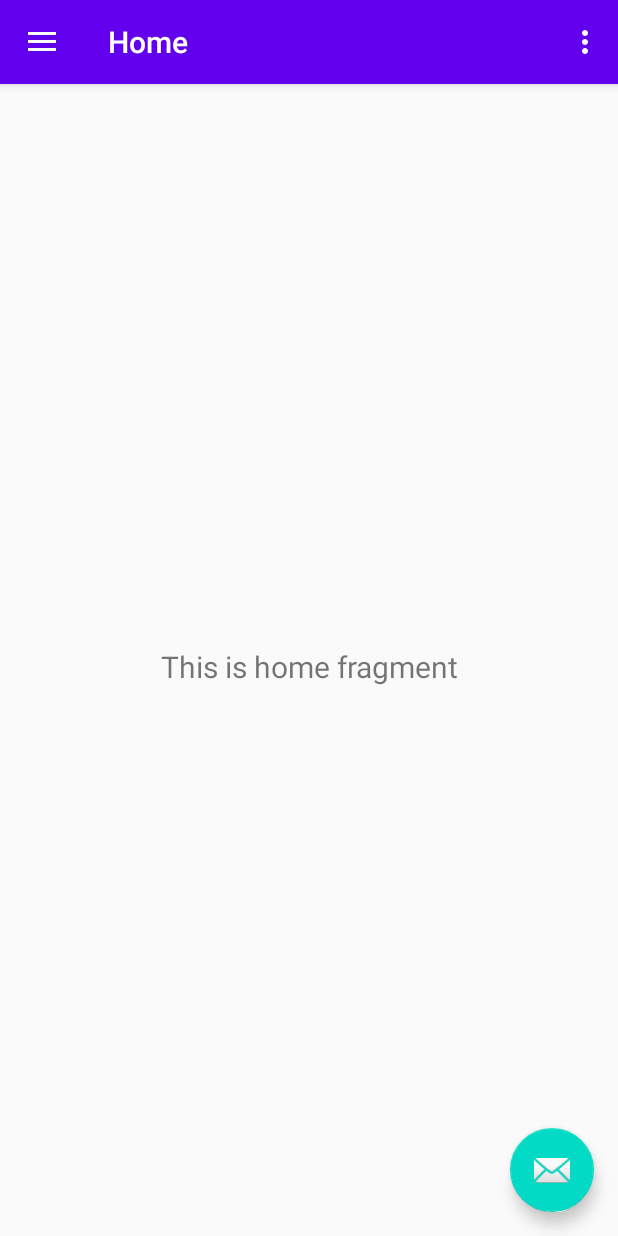
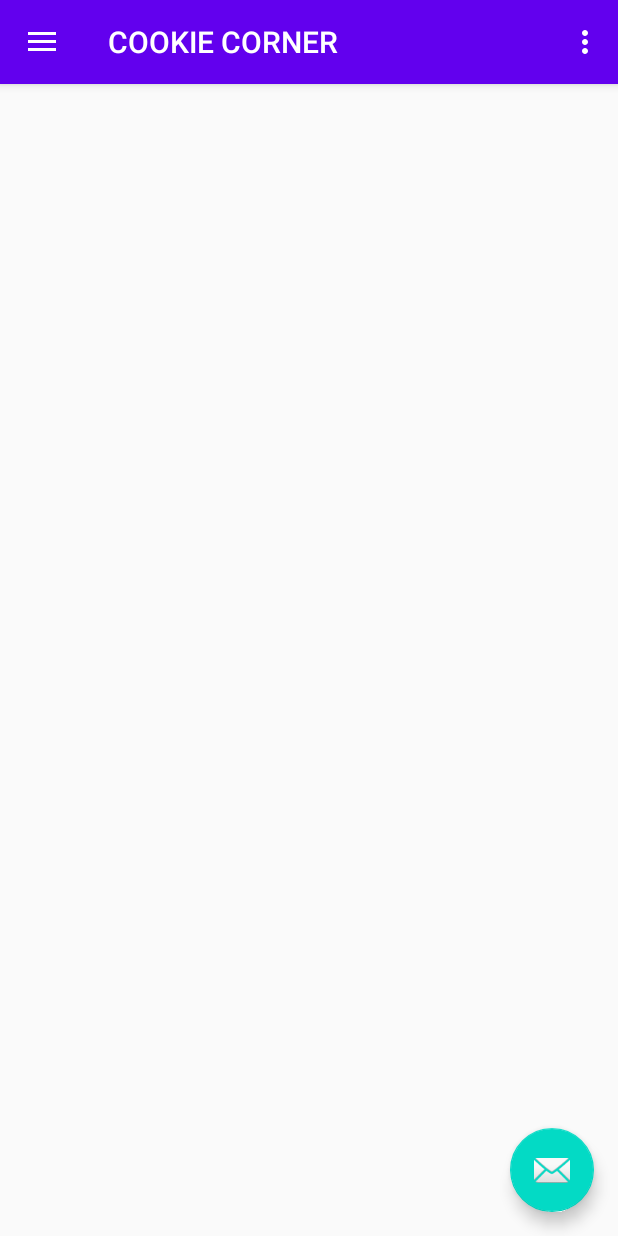
Before and after one commit to farzana-moury/CookieCorner, an Android app: the screen it shows after launch (MainActivity), on a phone screen of 412 x 824 dp. Run offline under Robolectric (Android 15) with nearby library versions, the light colour scheme and no system bars; our stand-ins replace navigation-ui.

Commit message:
#1 Create Main Menu   * deleted default drawer fragments and replaced with home_fragment   * externalized strings for all drawer items and fragment labels

```diff
--- /dev/null
+++ b/app/src/main/java/com/example/cookiecorner/HomeFragment.java
@@ -0,0 +1,64 @@
+package com.example.cookiecorner;
+
+import android.os.Bundle;
+
+import androidx.fragment.app.Fragment;
+
+import android.view.LayoutInflater;
+import android.view.View;
+import android.view.ViewGroup;
+
+/**
+ * A simple {@link Fragment} subclass.
+ * Use the {@link HomeFragment#newInstance} factory method to
+ * create an instance of this fragment.
+ */
+public class HomeFragment extends Fragment {
+
+    // TODO: Rename parameter arguments, choose names that match
+    // the fragment initialization parameters, e.g. ARG_ITEM_NUMBER
+    private static final String ARG_PARAM1 = "param1";
+    private static final String ARG_PARAM2 = "param2";
+
+    // TODO: Rename and change types of parameters
+    private String mParam1;
+    private String mParam2;
+
+    public HomeFragment() {
+        // Required empty public constructor
+    }
+
+    /**
+     * Use this factory method to create a new instance of
+     * this fragment using the provided parameters.
+     *
+     * @param param1 Parameter 1.
+     * @param param2 Parameter 2.
+     * @return A new instance of fragment HomeFragment.
+     */
+    // TODO: Rename and change types and number of parameters
+    public static HomeFragment newInstance(String param1, String param2) {
+        HomeFragment fragment = new HomeFragment();
+        Bundle args = new Bundle();
+        args.putString(ARG_PARAM1, param1);
+        args.putString(ARG_PARAM2, param2);
+        fragment.setArguments(args);
+        return fragment;
+    }
+
+    @Override
+    public void onCreate(Bundle savedInstanceState) {
+        super.onCreate(savedInstanceState);
+        if (getArguments() != null) {
+            mParam1 = getArguments().getString(ARG_PARAM1);
+            mParam2 = getArguments().getString(ARG_PARAM2);
+        }
+    }
+
+    @Override
+    public View onCreateView(LayoutInflater inflater, ViewGroup container,
+                             Bundle savedInstanceState) {
+        // Inflate the layout for this fragment
+        return inflater.inflate(R.layout.fragment_home, container, false);
+    }
+}
--- a/app/src/main/java/com/example/cookiecorner/MainActivity.java
+++ b/app/src/main/java/com/example/cookiecorner/MainActivity.java
@@ -39,7 +39,7 @@ public class MainActivity extends AppCompatActivity {
         // Passing each menu ID as a set of Ids because each
         // menu should be considered as top level destinations.
         mAppBarConfiguration = new AppBarConfiguration.Builder(
-                R.id.nav_home, R.id.nav_gallery, R.id.nav_slideshow)
+                R.id.nav_home)
                 .setDrawerLayout(drawer)
                 .build();
         NavController navController = Navigation.findNavController(this, R.id.nav_host_fragment);
--- a/app/src/main/java/com/example/cookiecorner/ui/home/HomeFragment.java
+++ /dev/null
@@ -1,35 +0,0 @@
-package com.example.cookiecorner.ui.home;
-
-import android.os.Bundle;
-import android.view.LayoutInflater;
-import android.view.View;
-import android.view.ViewGroup;
-import android.widget.TextView;
-
-import androidx.annotation.NonNull;
-import androidx.annotation.Nullable;
-import androidx.fragment.app.Fragment;
-import androidx.lifecycle.Observer;
-import androidx.lifecycle.ViewModelProviders;
-
-import com.example.cookiecorner.R;
-
-public class HomeFragment extends Fragment {
-
-    private HomeViewModel homeViewModel;
-
-    public View onCreateView(@NonNull LayoutInflater inflater,
-                             ViewGroup container, Bundle savedInstanceState) {
-        homeViewModel =
-                ViewModelProviders.of(this).get(HomeViewModel.class);
-        View root = inflater.inflate(R.layout.fragment_home, container, false);
-        final TextView textView = root.findViewById(R.id.text_home);
-        homeViewModel.getText().observe(getViewLifecycleOwner(), new Observer<String>() {
-            @Override
-            public void onChanged(@Nullable String s) {
-                textView.setText(s);
-            }
-        });
-        return root;
-    }
-}
--- a/app/src/main/java/com/example/cookiecorner/ui/home/HomeViewModel.java
+++ /dev/null
@@ -1,19 +0,0 @@
-package com.example.cookiecorner.ui.home;
-
-import androidx.lifecycle.LiveData;
-import androidx.lifecycle.MutableLiveData;
-import androidx.lifecycle.ViewModel;
-
-public class HomeViewModel extends ViewModel {
-
-    private MutableLiveData<String> mText;
-
-    public HomeViewModel() {
-        mText = new MutableLiveData<>();
-        mText.setValue("This is home fragment");
-    }
-
-    public LiveData<String> getText() {
-        return mText;
-    }
-}
--- a/app/src/main/res/layout/fragment_home.xml
+++ b/app/src/main/res/layout/fragment_home.xml
@@ -1,22 +1,9 @@
 <?xml version="1.0" encoding="utf-8"?>
-<androidx.constraintlayout.widget.ConstraintLayout xmlns:android="http://schemas.android.com/apk/res/android"
-    xmlns:app="http://schemas.android.com/apk/res-auto"
+<FrameLayout xmlns:android="http://schemas.android.com/apk/res/android"
     xmlns:tools="http://schemas.android.com/tools"
     android:layout_width="match_parent"
     android:layout_height="match_parent"
-    tools:context=".ui.home.HomeFragment">
+    tools:context=".HomeFragment">
 
-    <TextView
-        android:id="@+id/text_home"
-        android:layout_width="match_parent"
-        android:layout_height="wrap_content"
-        android:layout_marginStart="8dp"
-        android:layout_marginTop="8dp"
-        android:layout_marginEnd="8dp"
-        android:textAlignment="center"
-        android:textSize="20sp"
-        app:layout_constraintBottom_toBottomOf="parent"
-        app:layout_constraintEnd_toEndOf="parent"
-        app:layout_constraintStart_toStartOf="parent"
-        app:layout_constraintTop_toTopOf="parent" />
-</androidx.constraintlayout.widget.ConstraintLayout>
+
+</FrameLayout>
--- a/app/src/main/res/menu/activity_main_drawer.xml
+++ b/app/src/main/res/menu/activity_main_drawer.xml
@@ -9,12 +9,12 @@
             android:icon="@drawable/ic_menu_camera"
             android:title="@string/menu_home" />
         <item
-            android:id="@+id/nav_gallery"
+            android:id=
             android:icon="@drawable/ic_menu_gallery"
-            android:title="@string/menu_gallery" />
+            android:title="@string/menu_menu" />
         <item
-            android:id="@+id/nav_slideshow"
+            android:id=
             android:icon="@drawable/ic_menu_slideshow"
-            android:title="@string/menu_slideshow" />
+            android:title="@string/menu_bakery" />
     </group>
 </menu>
--- a/app/src/main/res/navigation/mobile_navigation.xml
+++ b/app/src/main/res/navigation/mobile_navigation.xml
@@ -3,23 +3,10 @@
     xmlns:app="http://schemas.android.com/apk/res-auto"
     xmlns:tools="http://schemas.android.com/tools"
     android:id="@+id/mobile_navigation"
-    app:startDestination="@+id/nav_home">
-
+    app:startDestination="@id/nav_home">
     <fragment
         android:id="@+id/nav_home"
-        android:name="com.example.cookiecorner.ui.home.HomeFragment"
-        android:label="@string/menu_home"
+        android:name="com.example.cookiecorner.HomeFragment"
+        android:label="@string/nav_home"
         tools:layout="@layout/fragment_home" />
-
-    <fragment
-        android:id="@+id/nav_gallery"
-        android:name="com.example.cookiecorner.ui.gallery.GalleryFragment"
-        android:label="@string/menu_gallery"
-        tools:layout="@layout/fragment_gallery" />
-
-    <fragment
-        android:id="@+id/nav_slideshow"
-        android:name="com.example.cookiecorner.ui.slideshow.SlideshowFragment"
-        android:label="@string/menu_slideshow"
-        tools:layout="@layout/fragment_slideshow" />
 </navigation>
--- a/app/src/main/res/values/strings.xml
+++ b/app/src/main/res/values/strings.xml
@@ -7,7 +7,24 @@
     <string name="nav_header_desc">Navigation header</string>
     <string name="action_settings">Settings</string>
 
+    <!--  MAIN DRAWER MENU ITEMS  -->
     <string name="menu_home">Home</string>
-    <string name="menu_gallery">Gallery</string>
-    <string name="menu_slideshow">Slideshow</string>
+    <string name="menu_menu">Menu</string>
+    <string name="menu_bakery">Our Bakery</string>
+    <string name="menu_recipes">Recipes</string>
+    <string name="menu_account">My Account</string>
+    <string name="menu_orders">Orders</string>
+    <string name="menu_contact">Contact Us</string>
+
+    <!--  MOBILE NAVIGATION FRAGMENT LABELS  -->
+    <string name="nav_home">COOKIE CORNER</string>
+    <string name="nav_menu">OUR MENU</string>
+    <string name="nav_bakery">OUR BAKERY</string>
+    <string name="nav_recipes">RECIPES</string>
+    <string name="nav_account">My Account</string>
+    <string name="nav_orders">Orders</string>
+    <string name="nav_contact">CONTACT US</string>
+
+
+
 </resources>
```
Also changed, not shown: app/src/main/java/com/example/cookiecorner/ui/gallery/GalleryFragment.java (deleted, +0 -35 lines), app/src/main/java/com/example/cookiecorner/ui/gallery/GalleryViewModel.java (deleted, +0 -19 lines), app/src/main/java/com/example/cookiecorner/ui/slideshow/SlideshowFragment.java (deleted, +0 -35 lines), app/src/main/java/com/example/cookiecorner/ui/slideshow/SlideshowViewModel.java (deleted, +0 -19 lines), app/src/main/res/layout/fragment_gallery.xml (deleted, +0 -22 lines), app/src/main/res/layout/fragment_slideshow.xml (deleted, +0 -22 lines).
